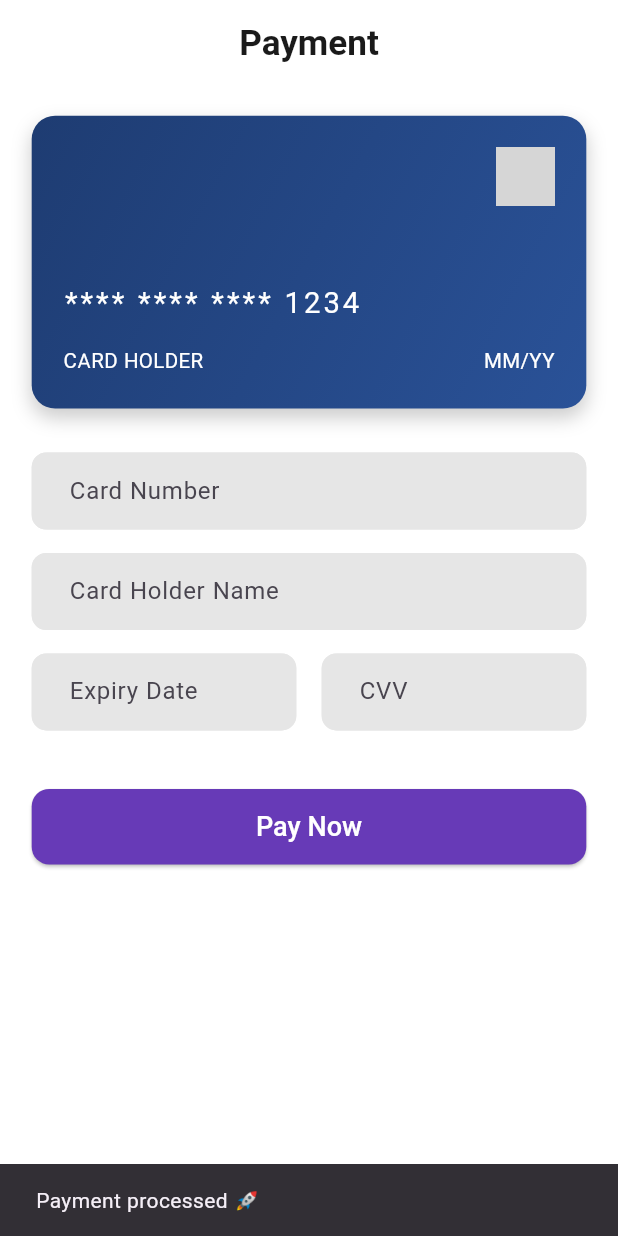
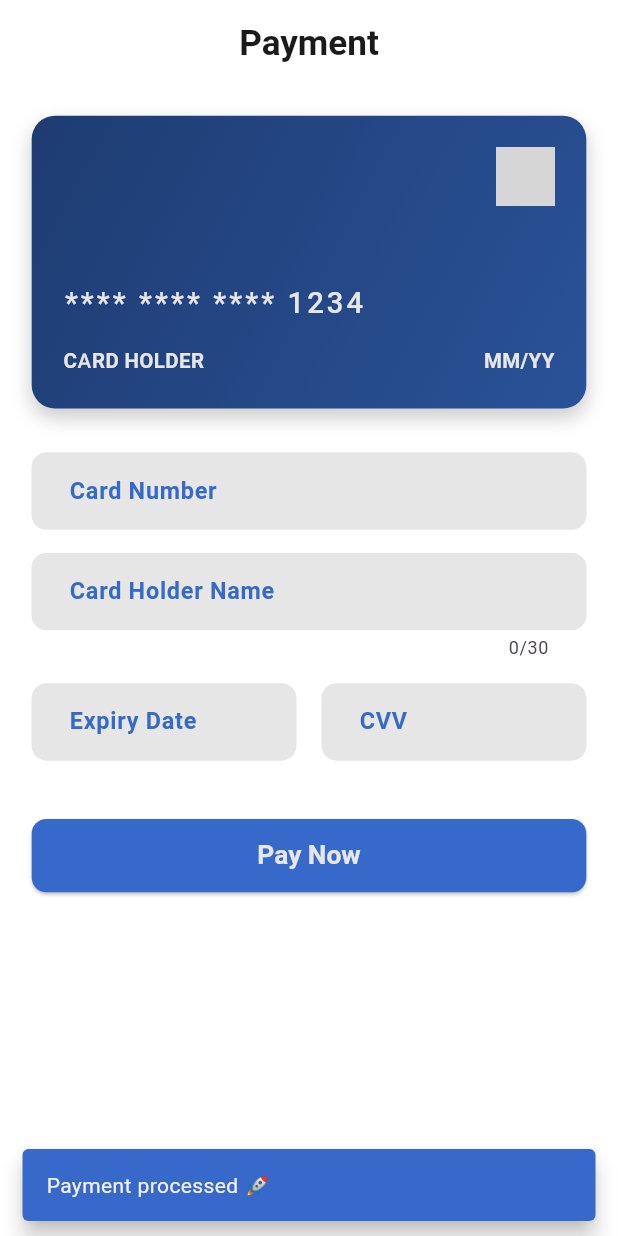
Before and after one commit to ahmedalaayq/marketi, a Flutter app: the PaymentView screen opened by its route, after a tap on "Pay Now", on a phone screen of 412 x 824 dp. Run offline on Flutter 3.47's test engine with Material 3 defaults, Android fonts, the phone set to English and light mode, and no system bars; our stand-ins replace dartz, dio, flutter_bloc, flutter_screenutil, flutter_secure_storage, flutter_svg and 6 more; accounts and stored records are empty; network calls fail; grey boxes are pictures that could not be loaded.

Commit message:
refactor payment view

```diff
--- a/lib/features/payment/views/payment_view.dart
+++ b/lib/features/payment/views/payment_view.dart
@@ -1,6 +1,9 @@
 import 'package:flutter/material.dart';
 import 'package:flutter/services.dart';
 import 'package:flutter_screenutil/flutter_screenutil.dart';
+import 'package:flutter_svg/svg.dart';
+import 'package:marketi/core/theme/app_text_style.dart';
+import 'package:marketi/core/theme/light_colors.dart';
 
 class PaymentView extends StatefulWidget {
   const PaymentView({super.key});
@@ -90,6 +93,7 @@ class _PaymentViewState extends State<PaymentView>
                 label: "Card Holder Name",
                 hint: "Ahmed Emad",
                 controller: nameController,
+                maxLength: 30,
               ),
               SizedBox(height: 16.h),
               Row(
@@ -133,21 +137,17 @@ class _PaymentViewState extends State<PaymentView>
               SizedBox(
                 width: double.infinity,
                 child: ElevatedButton(
-                  style: ElevatedButton.styleFrom(
-                    backgroundColor: Colors.deepPurple,
-                    padding: EdgeInsets.symmetric(vertical: 14.h),
-                    shape: RoundedRectangleBorder(
-                      borderRadius: BorderRadius.circular(12.r),
-                    ),
-                  ),
                   onPressed: () {
                     ScaffoldMessenger.of(context).showSnackBar(
-                      const SnackBar(content: Text("Payment processed 🚀")),
+                      const SnackBar(
+                        behavior: SnackBarBehavior.floating,
+                        backgroundColor: LightColors.primaryColor,
+                        content: Text("Payment processed 🚀")),
                     );
                   },
-                  child: const Text(
+                  child: Text(
                     "Pay Now",
-                    style: TextStyle(color: Colors.white, fontSize: 18),
+                    style: AppTextStyle.semiBold24.copyWith(color: LightColors.lightWhiteColor,fontSize: 18.sp),
                   ),
                 ),
               )
@@ -170,7 +170,7 @@ class _PaymentViewState extends State<PaymentView>
         ),
         boxShadow: [
           BoxShadow(
-            color: Colors.black.withOpacity(0.2),
+            color: Colors.black.withValues(alpha: 0.2),
             blurRadius: 10,
             offset: const Offset(0, 6),
           )
@@ -181,10 +181,10 @@ class _PaymentViewState extends State<PaymentView>
         children: [
           Align(
             alignment: Alignment.topRight,
-            child: Image.network(
+            child: SvgPicture.network(
               "https://upload.wikimedia.org/wikipedia/commons/5/5e/Visa_Inc._logo.svg",
               height: 40.h,
-              color: Colors.white,
+              colorFilter: const ColorFilter.mode(Colors.white, BlendMode.srcIn),
             ),
           ),
           const Spacer(),
@@ -192,19 +192,23 @@ class _PaymentViewState extends State<PaymentView>
             cardNumberController.text.isEmpty
                 ? "**** **** **** 1234"
                 : cardNumberController.text,
-            style: TextStyle(color: Colors.white, fontSize: 20.sp, letterSpacing: 2),
+            style: AppTextStyle.medium16.copyWith(fontSize: 20.sp, letterSpacing: 2,color: LightColors.lightWhiteColor),
           ),
           SizedBox(height: 16.h),
           Row(
             mainAxisAlignment: MainAxisAlignment.spaceBetween,
             children: [
-              Text(
-                nameController.text.isEmpty ? "CARD HOLDER" : nameController.text,
-                style: TextStyle(color: Colors.white, fontSize: 14.sp),
+              Expanded(
+                child: Text(
+                  nameController.text.isEmpty ? "CARD HOLDER" : nameController.text,
+                  maxLines: 1,
+                  overflow: TextOverflow.ellipsis,
+                  style: AppTextStyle.semiBold14.copyWith(color: LightColors.lightWhiteColor),
+                ),
               ),
               Text(
                 expiryController.text.isEmpty ? "MM/YY" : expiryController.text,
-                style: TextStyle(color: Colors.white, fontSize: 14.sp),
+                style: AppTextStyle.semiBold14.copyWith(color: LightColors.lightWhiteColor),
               ),
             ],
           )
@@ -225,7 +229,7 @@ class _PaymentViewState extends State<PaymentView>
         ),
         boxShadow: [
           BoxShadow(
-            color: Colors.black.withOpacity(0.2),
+            color: Colors.black.withValues(alpha: 0.2),
             blurRadius: 10,
             offset: const Offset(0, 6),
           )
@@ -263,15 +267,19 @@ class _PaymentViewState extends State<PaymentView>
     List<TextInputFormatter>? inputFormatters,
     TextInputType? keyboardType,
     bool obscureText = false,
+    int? maxLength,
   }) {
     return TextField(
+      maxLengthEnforcement: MaxLengthEnforcement.none,
+      maxLength: maxLength,
       controller: controller,
       keyboardType: keyboardType,
       inputFormatters: inputFormatters,
       obscureText: obscureText,
-      onChanged: (_) => setState(() {}), // يحدث الكارت مباشرة
+      onChanged: (_) => setState(() {}),
       decoration: InputDecoration(
         labelText: label,
+        labelStyle: AppTextStyle.semiBold16.copyWith(color: LightColors.primaryColor),
         hintText: hint,
         border: OutlineInputBorder(borderRadius: BorderRadius.circular(12.r)),
         focusedBorder: OutlineInputBorder(
@@ -283,7 +291,6 @@ class _PaymentViewState extends State<PaymentView>
   }
 }
 
-/// Formatter لكتابة تاريخ البطاقة (MM/YY)
 class ExpiryDateFormatter extends TextInputFormatter {
   @override
   TextEditingValue formatEditUpdate(
```
